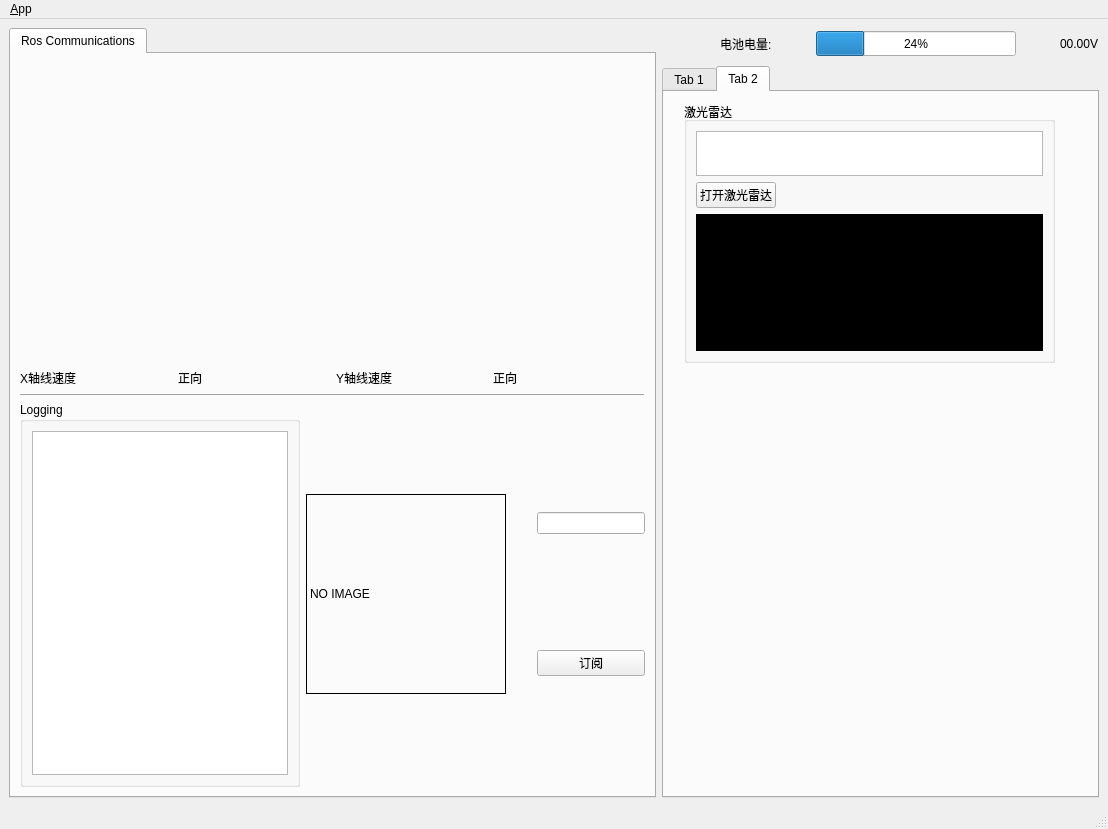
This is src/rosqt_gui/ui/main_window.ui in AtoposTzb/catkin_ros_qtgui as Qt 5 draws it before an edit. The edited form follows.
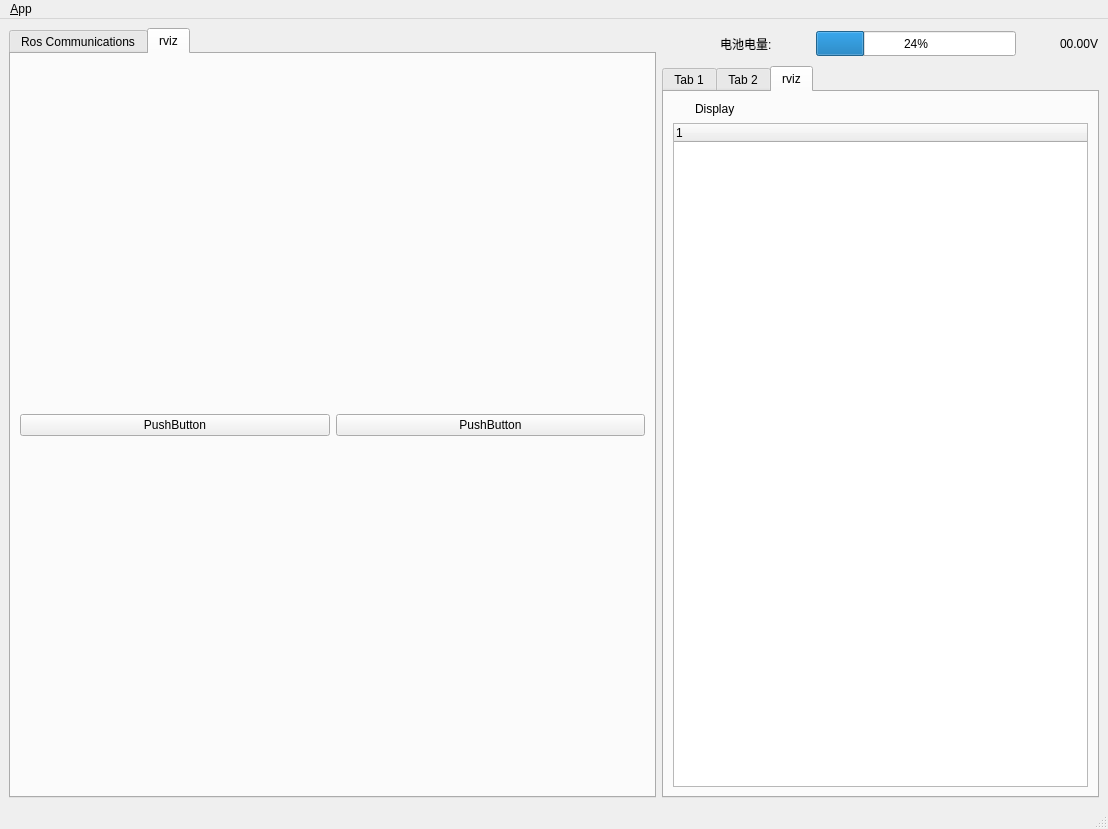
This is the edited form. Icons and pictures are not drawn.

Commit message: Qt导入RVIZ组件,BUG处理

```diff
--- a/src/rosqt_gui/ui/main_window.ui
+++ b/src/rosqt_gui/ui/main_window.ui
@@ -128,7 +128,7 @@
        <locale language="English" country="Australia"/>
       </property>
       <property name="currentIndex">
-       <number>0</number>
+       <number>1</number>
       </property>
       <widget class="QWidget" name="tab_status">
        <attribute name="title">
@@ -278,12 +278,44 @@
         </item>
        </layout>
       </widget>
+      <widget class="QWidget" name="tab_3">
+       <attribute name="title">
+        <string>rviz</string>
+       </attribute>
+       <layout class="QVBoxLayout" name="verticalLayout_15">
+        <item>
+         <layout class="QVBoxLayout" name="verticalLayout_14">
+          <item>
+           <layout class="QHBoxLayout" name="horizontalLayout_12">
+            <item>
+             <widget class="QPushButton" name="pushButton">
+              <property name="text">
+               <string>PushButton</string>
+              </property>
+             </widget>
+            </item>
+            <item>
+             <widget class="QPushButton" name="pushButton_2">
+              <property name="text">
+               <string>PushButton</string>
+              </property>
+             </widget>
+            </item>
+           </layout>
+          </item>
+          <item>
+           <layout class="QVBoxLayout" name="Layout_rviz"/>
+          </item>
+         </layout>
+        </item>
+       </layout>
+      </widget>
      </widget>
     </item>
     <item row="1" column="1">
      <widget class="QTabWidget" name="tabWidget">
       <property name="currentIndex">
-       <number>1</number>
+       <number>2</number>
       </property>
       <widget class="QWidget" name="tab">
        <attribute name="title">
@@ -728,6 +760,68 @@
         </layout>
        </widget>
       </widget>
+      <widget class="QWidget" name="tab_4">
+       <attribute name="title">
+        <string>rviz</string>
+       </attribute>
+       <layout class="QVBoxLayout" name="verticalLayout_12">
+        <item>
+         <layout class="QVBoxLayout" name="verticalLayout_11">
+          <item>
+           <layout class="QHBoxLayout" name="horizontalLayout_11">
+            <item>
+             <widget class="QLabel" name="label_11">
+              <property name="minimumSize">
+               <size>
+                <width>16</width>
+                <height>16</height>
+               </size>
+              </property>
+              <property name="maximumSize">
+               <size>
+                <width>16</width>
+                <height>16</height>
+               </size>
+              </property>
+              <property name="text">
+               <string/>
+              </property>
+              <property name="pixmap">
+               <pixmap resource="../resources/images.qrc">:/images/display.png</pixmap>
+              </property>
+              <property name="scaledContents">
+               <bool>true</bool>
+              </property>
+             </widget>
+            </item>
+            <item>
+             <widget class="QLabel" name="label_12">
+              <property name="text">
+               <string>Display</string>
+              </property>
+             </widget>
+            </item>
+           </layout>
+          </item>
+          <item>
+           <widget class="QTreeWidget" name="treeWidget">
+            <attribute name="headerMinimumSectionSize">
+             <number>150</number>
+            </attribute>
+            <attribute name="headerDefaultSectionSize">
+             <number>150</number>
+            </attribute>
+            <column>
+             <property name="text">
+              <string notr="true">1</string>
+             </property>
+            </column>
+           </widget>
+          </item>
+         </layout>
+        </item>
+       </layout>
+      </widget>
      </widget>
     </item>
    </layout>
```
The commit also changes 49 other files.
